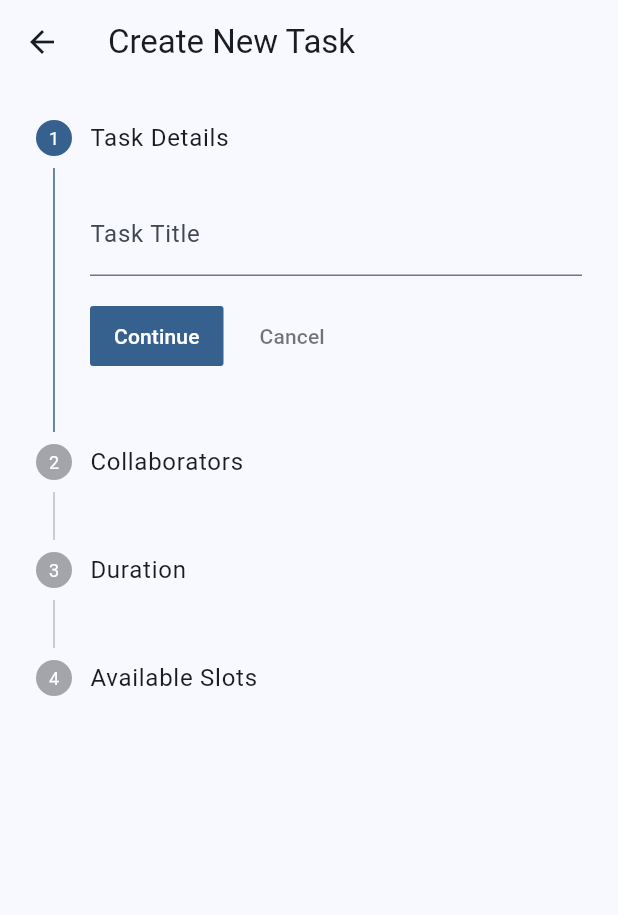
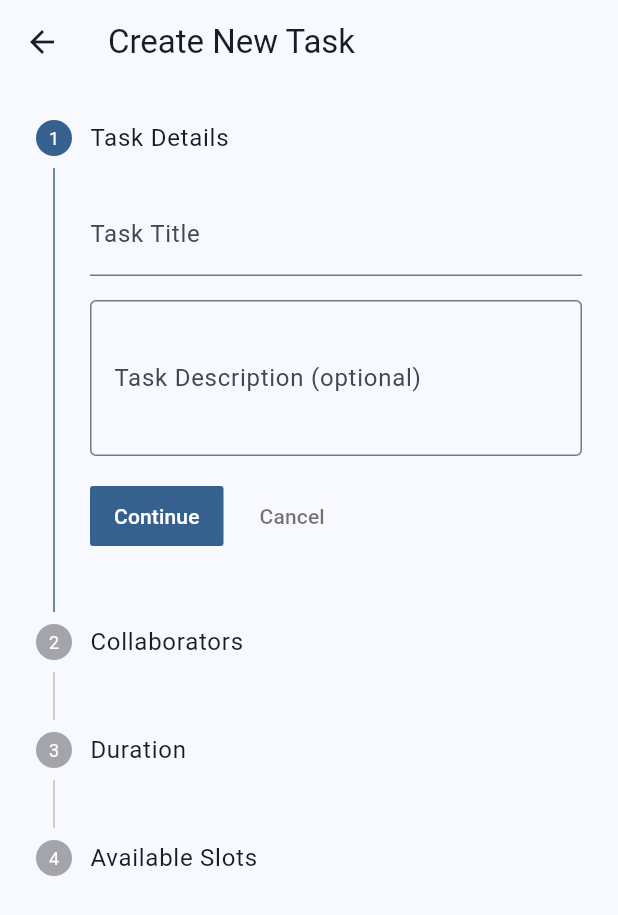
Before and after one commit to amarjithp/team_scheduler, a Flutter app: the CreateTaskPage screen opened directly, after a tap on "Continue", after a tap on "Cancel", on a phone screen of 412 x 824 dp. Shown: the top 915 px of the screen. Run offline on Flutter 3.47's test engine with Material 3 defaults, Android fonts, the phone set to English and light mode, and no system bars; our stand-ins replace equatable, flutter_bloc, flutter_dotenv, image_picker, shared_preferences, supabase_flutter; accounts and stored records are empty.

Commit message:
mvp complete, everything works

```diff
--- a/lib/data/models/task_model.dart
+++ b/lib/data/models/task_model.dart
@@ -1,3 +1,37 @@
+import 'package:team_scheduler/data/models/user_model.dart';
+
 class TaskModel {
-  // ...
+  final int id;
+  final String title;
+  final String? description;
+  final DateTime startTime;
+  final DateTime endTime;
+  final List<UserModel> collaborators;
+
+  TaskModel({
+    required this.id,
+    required this.title,
+    this.description,
+    required this.startTime,
+    required this.endTime,
+    required this.collaborators,
+  });
+
+  factory TaskModel.fromMap(Map<String, dynamic> map) {
+    final collaboratorData = (map['task_collaborators'] as List)
+        .map((c) => c['users'])
+        .where((userMap) => userMap != null)
+        .toList();
+
+    return TaskModel(
+      id: map['id'],
+      title: map['title'],
+      description: map['description'],
+      startTime: DateTime.parse(map['start_time']),
+      endTime: DateTime.parse(map['end_time']),
+      collaborators: collaboratorData
+          .map((userData) => UserModel.fromMap(userData))
+          .toList(),
+    );
+  }
 }
--- a/lib/data/repositories/task_repository.dart
+++ b/lib/data/repositories/task_repository.dart
@@ -31,7 +31,7 @@ class TaskRepository {
         .from('availability')
         .select()
         .inFilter('user_id', collaboratorIds)
-        .gte('start_time', DateTime.now().toIso8601String());
+        .gte('start_time', DateTime.now().toUtc().toIso8601String());
 
     final allSlots = (response as List).map((e) => AvailabilityModel.fromMap(e)).toList();
         print('✅ Fetched ${allSlots.length} availability slots from Supabase.');
@@ -74,6 +74,7 @@ print('🏁 Returning ${finalSlots.length} final slots.');
 
   Future<void> createTask({
     required String title,
+    required String description,
     required String createdBy,
     required DateTime startTime,
     required DateTime endTime,
@@ -83,6 +84,7 @@ print('🏁 Returning ${finalSlots.length} final slots.');
       .from('tasks')
       .insert({
         'title': title,
+        'description': description,
         'created_by': createdBy,
         'start_time': startTime.toIso8601String(),
         'end_time': endTime.toIso8601String(),
@@ -97,4 +99,14 @@ print('🏁 Returning ${finalSlots.length} final slots.');
 
     await supabase.from('task_collaborators').insert(collaboratorMaps);
   }
+
+  Future<List<TaskModel>> fetchTasks(String userId) async {
+    final response = await supabase
+        .from('tasks')
+        .select('*, task_collaborators!inner(*, users(*))')
+        .eq('task_collaborators.user_id', userId)
+        .order('start_time', ascending: true);
+
+    return (response as List).map((e) => TaskModel.fromMap(e)).toList();
+  }
 }
--- a/lib/main.dart
+++ b/lib/main.dart
@@ -27,7 +27,7 @@ class MyApp extends StatelessWidget {
 
   @override
   Widget build(BuildContext context) {
-    return MultiRepositoryProvider( // Use MultiRepositoryProvider for multiple repositories
+    return MultiRepositoryProvider(
       providers: [
         RepositoryProvider(create: (context) => AuthRepository()),
         RepositoryProvider(create: (context) => AvailabilityRepository()),
--- a/lib/presentation/cubits/task_creation/task_creation_cubit.dart
+++ b/lib/presentation/cubits/task_creation/task_creation_cubit.dart
@@ -19,12 +19,13 @@ class TaskCreationCubit extends Cubit<TaskCreationState> {
     final prefs = await SharedPreferences.getInstance();
     _currentUserId = prefs.getString('user_id');
     final users = await _authRepository.getAllUsers();
-    // Exclude the current user from the collaborator list
     final otherUsers = users.where((user) => user.id != _currentUserId).toList();
     emit(state.copyWith(allUsers: otherUsers));
   }
 
   void titleChanged(String title) => emit(state.copyWith(title: title));
+
+  void descriptionChanged(String description) => emit(state.copyWith(description: description));
 
   void collaboratorToggled(UserModel user) {
     final updatedSet = Set<UserModel>.from(state.selectedCollaborators);
@@ -44,7 +45,7 @@ class TaskCreationCubit extends Cubit<TaskCreationState> {
     emit(state.copyWith(status: SlotFindingStatus.loading));
     try {
       final collaboratorIds = state.selectedCollaborators.map((u) => u.id).toList();
-      // Add the current user to the list for slot finding
+
       collaboratorIds.add(_currentUserId!);
 
       final slots = await _taskRepository.findCommonSlots(
@@ -59,18 +60,25 @@ class TaskCreationCubit extends Cubit<TaskCreationState> {
 
   void selectSlot(DateTimeRange slot) => emit(state.copyWith(selectedSlot: slot));
 
-  Future<void> createTask() async {
-    if (state.title.isEmpty || state.selectedSlot == null || _currentUserId == null) return;
+  Future<bool> createTask() async {
+    if (state.title.isEmpty || state.selectedSlot == null || _currentUserId == null) return false;
 
+    try {
       final collaboratorIds = state.selectedCollaborators.map((u) => u.id).toList();
       collaboratorIds.add(_currentUserId!);
 
       await _taskRepository.createTask(
         title: state.title,
+        description: state.description,
         createdBy: _currentUserId!,
         startTime: state.selectedSlot!.start,
         endTime: state.selectedSlot!.end,
         collaboratorIds: collaboratorIds,
       );
+      return true;
+    } catch (e) {
+      print("Error creating task: $e");
+      return false;
     }
   }
+}
--- a/lib/presentation/cubits/task_creation/task_creation_state.dart
+++ b/lib/presentation/cubits/task_creation/task_creation_state.dart
@@ -4,6 +4,7 @@ enum SlotFindingStatus { initial, loading, success, failure }
 
 class TaskCreationState extends Equatable {
   final String title;
+  final String description;
   final List<UserModel> allUsers;
   final Set<UserModel> selectedCollaborators;
   final int? durationInMinutes;
@@ -13,6 +14,7 @@ class TaskCreationState extends Equatable {
 
   const TaskCreationState({
     this.title = '',
+    this.description = '',
     this.allUsers = const [],
     this.selectedCollaborators = const {},
     this.durationInMinutes,
@@ -23,6 +25,7 @@ class TaskCreationState extends Equatable {
 
   TaskCreationState copyWith({
     String? title,
+    String? description,
     List<UserModel>? allUsers,
     Set<UserModel>? selectedCollaborators,
     int? durationInMinutes,
@@ -32,6 +35,7 @@ class TaskCreationState extends Equatable {
   }) {
     return TaskCreationState(
       title: title ?? this.title,
+      description: description ?? this.description,
       allUsers: allUsers ?? this.allUsers,
       selectedCollaborators: selectedCollaborators ?? this.selectedCollaborators,
       durationInMinutes: durationInMinutes ?? this.durationInMinutes,
@@ -42,5 +46,5 @@ class TaskCreationState extends Equatable {
   }
 
   @override
-  List<Object?> get props => [title, allUsers, selectedCollaborators, durationInMinutes, status, availableSlots, selectedSlot];
+  List<Object?> get props => [title, description, allUsers, selectedCollaborators, durationInMinutes, status, availableSlots, selectedSlot];
 }
--- a/lib/presentation/pages/create_task_page.dart
+++ b/lib/presentation/pages/create_task_page.dart
@@ -19,21 +19,21 @@ class _CreateTaskPageState extends State<CreateTaskPage> {
       appBar: AppBar(title: const Text('Create New Task')),
       body: BlocConsumer<TaskCreationCubit, TaskCreationState>(
         listener: (context, state) {
-          // Can show snackbars on success/failure here
         },
         builder: (context, state) {
           return Stepper(
             currentStep: _currentStep,
-            onStepContinue: () {
+            onStepContinue: () async {
               if (_currentStep == 2) {
                 context.read<TaskCreationCubit>().findSlots();
               }
               if (_currentStep < 3) {
                 setState(() => _currentStep += 1);
               } else {
-                // This is the final step: "Create Task"
-                context.read<TaskCreationCubit>().createTask();
-                Navigator.of(context).pop(); // Go back after creation
+                final success = await context.read<TaskCreationCubit>().createTask();
+                if (success && mounted) {
+                  Navigator.of(context).pop(true);
+                }
               }
             },
             onStepCancel: () {
@@ -42,16 +42,31 @@ class _CreateTaskPageState extends State<CreateTaskPage> {
             steps: [
               Step(
                 title: const Text('Task Details'),
-                content: TextField(
-                  onChanged: (value) => context.read<TaskCreationCubit>().titleChanged(value),
-                  decoration: const InputDecoration(labelText: 'Task Title'),
+                content: Column(
+                  children: [
+                    TextField(
+                      onChanged: (value) => context.read<TaskCreationCubit>().titleChanged(value),
+                      decoration: const InputDecoration(labelText: 'Task Title'),
+                    ),
+
+                    const SizedBox(height: 16),
+
+                    TextField(
+                      onChanged: (value) => context.read<TaskCreationCubit>().descriptionChanged(value),
+                      decoration: const InputDecoration(
+                        labelText: 'Task Description (optional)',
+                        border: OutlineInputBorder(),
+                      ),
+                      maxLines: 3,
+                    ),
+                  ],
                 ),
                 isActive: _currentStep >= 0,
               ),
               Step(
                 title: const Text('Collaborators'),
                 content: SizedBox(
-                  height: 200, // Constrain height for the list
+                  height: 200,
                   child: ListView.builder(
                     itemCount: state.allUsers.length,
                     itemBuilder: (ctx, index) {
```
Also changed, not shown: lib/data/repositories/auth_repository.dart (+30 -36 lines), lib/presentation/cubits/auth/auth_cubit.dart (+5 -2 lines), lib/presentation/cubits/task_list/task_list_cubit.dart (added, +27 -0 lines), lib/presentation/cubits/task_list/task_list_state.dart (added, +30 -0 lines), lib/presentation/pages/onboarding_page.dart (+13 -13 lines), lib/presentation/pages/task_list_page.dart (added, +87 -0 lines), lib/presentation/widgets/task_card.dart (added, +60 -0 lines). Lines whose indentation alone changed are shown as unchanged.
